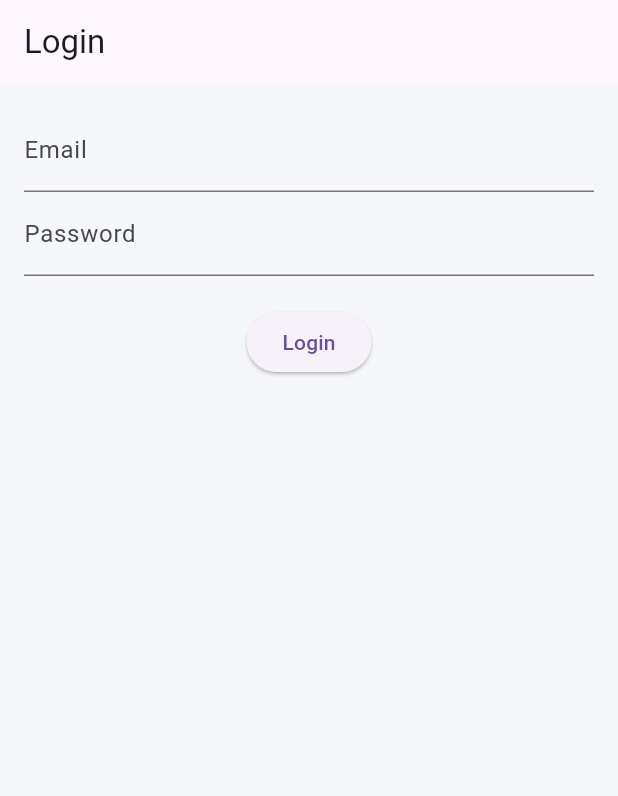
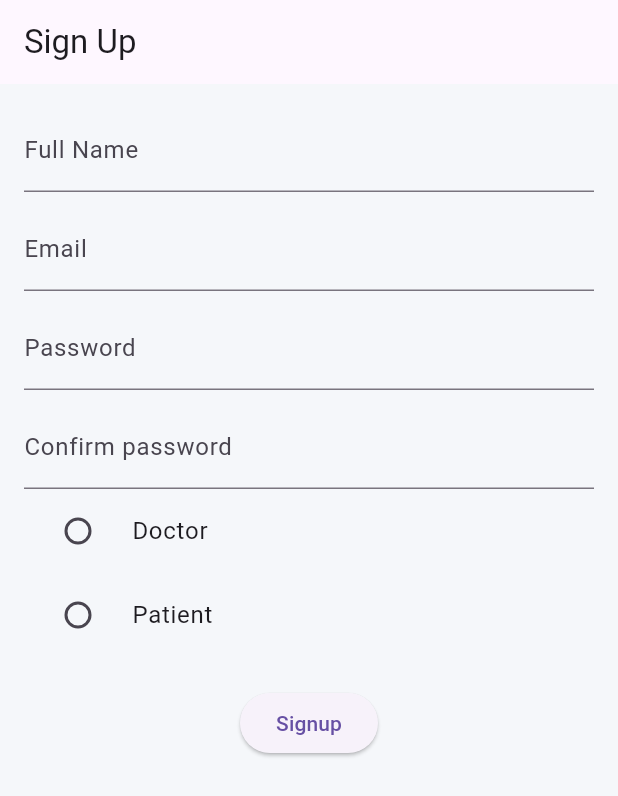
Before and after one commit to OmkarLondhe10/Online_Doctor_Appointment_System, a Flutter app: the screen it shows after launch, on a phone screen of 412 x 824 dp. Shown: the top 796 px of the screen. Run offline on Flutter 3.47's test engine with Material 3 defaults, Android fonts, the light colour scheme and no system bars.

Commit message:
login and signup functionality with authentication done

```diff
--- a/lib/main.dart
+++ b/lib/main.dart
@@ -1,5 +1,5 @@
 import 'package:flutter/material.dart';
-import 'package:online_doctor_appointment_system_frontend/screens/login_screen.dart';
+import 'package:online_doctor_appointment_system_frontend/screens/signup_screen.dart';
 import 'package:online_doctor_appointment_system_frontend/utilis/colors.dart';
 
 void main () {
@@ -18,7 +18,7 @@ class MyApp extends StatelessWidget {
       primaryColor: primaryColor,
       scaffoldBackgroundColor: bgColor,
         ),
-      home: LoginScreen(),
+      home: RegisterScreen(),
     );
   }
 }
--- a/lib/profile/patient_profile.dart
+++ b/lib/profile/patient_profile.dart
@@ -1,4 +1,5 @@
 import 'package:flutter/material.dart';
+import 'package:online_doctor_appointment_system_frontend/screens/login_screen.dart';
 
 class PatientProfile extends StatelessWidget {
   const PatientProfile({super.key});
@@ -44,7 +45,9 @@ class PatientProfile extends StatelessWidget {
               backgroundColor: Colors.red,
             ),
             onPressed: (){
-            Navigator.popUntil(context, (route)=> route.isFirst);
+            // Navigator.pop(context, (route)=> route.isFirst);
+            Navigator.push(context, MaterialPageRoute(builder: (_)=> LoginScreen())
+              );
             },
           icon: const Icon(Icons.logout),
           label: const Text("Logut")
--- /dev/null
+++ b/lib/screens/signup_screen.dart
@@ -0,0 +1,119 @@
+import 'package:flutter/material.dart';
+import 'package:online_doctor_appointment_system_frontend/screens/login_screen.dart';
+
+class RegisterScreen extends StatefulWidget {
+  const RegisterScreen({super.key});
+
+  @override
+  State<RegisterScreen> createState() => _SignupScreenState();
+}
+
+class _SignupScreenState extends State<RegisterScreen> {
+  final TextEditingController namecontroller = TextEditingController();
+  final TextEditingController emailcontroller = TextEditingController();
+  final TextEditingController passwordcontroller = TextEditingController();
+  final TextEditingController confirmPasswordController =
+      TextEditingController();
+
+  String role = "Doctor";
+
+  void signup() {
+    final name = namecontroller.text.trim();
+    final email = emailcontroller.text.trim();
+    final password = passwordcontroller.text.trim();
+
+    if (name.isEmpty || email.isEmpty || password.isEmpty) {
+      ScaffoldMessenger.of(context).showSnackBar(
+        SnackBar(
+          content: Text("Please Fill All The Fields"),
+          backgroundColor: Colors.red,
+        ),
+      );
+    } else {
+      ScaffoldMessenger.of(context).showSnackBar(
+        SnackBar(
+          content: Text("Signup Successfull ! Please Login"),
+          backgroundColor: Colors.green,
+        ),
+      );
+    }
+    Future.delayed(const Duration(seconds: 1), () {
+      Navigator.pushReplacement(
+        context,
+        MaterialPageRoute(builder: (_) => const LoginScreen()),
+      );
+    });
+  }
+
+  @override
+  Widget build(BuildContext context) {
+    return Scaffold(
+      appBar: AppBar(title: Text("Sign Up")),
+      body: SingleChildScrollView(
+        padding: const EdgeInsets.all(16),
+        child: Column(
+          children: [
+            TextField(
+              controller: namecontroller,
+              decoration: const InputDecoration(labelText: "Full Name"),
+            ),
+
+            SizedBox(height: 10),
+
+            TextField(
+              controller: emailcontroller,
+              decoration: const InputDecoration(labelText: "Email"),
+            ),
+
+            SizedBox(height: 10),
+
+            TextField(
+              controller: passwordcontroller,
+              decoration: const InputDecoration(labelText: "Password"),
+            ),
+
+            SizedBox(height: 10),
+
+            TextField(
+              controller: confirmPasswordController,
+              decoration: const InputDecoration(labelText: "Confirm password"),
+            ),
+
+            Column(
+              children: [
+                RadioListTile(
+                  title: const Text("Doctor"),
+                  value: "doctor",
+                  groupValue: role,
+                  onChanged: (value) {
+                    setState(() {
+                      role = value!;
+                    });
+                  },
+                ),
+              ],
+            ),
+
+            Column(
+              children: [
+                RadioListTile(
+                  title: const Text("Patient"),
+                  value: "patient",
+                  groupValue: role,
+                  onChanged: (value) {
+                    setState(() {
+                      role = value!;
+                    });
+                  },
+                ),
+              ],
+            ),
+            const SizedBox(height: 20),
+
+            ElevatedButton(onPressed: signup, child: const Text("Signup")),
+          ],
+        ),
+      ),
+    );
+  }
+}
```
Also changed, not shown: lib/profile/doctor_profile.dart (+12 -10 lines), lib/screens/login_screen.dart (+81 -12 lines), lib/doctor/create_slot.dart (line endings or trailing spaces), pubspec.lock.
